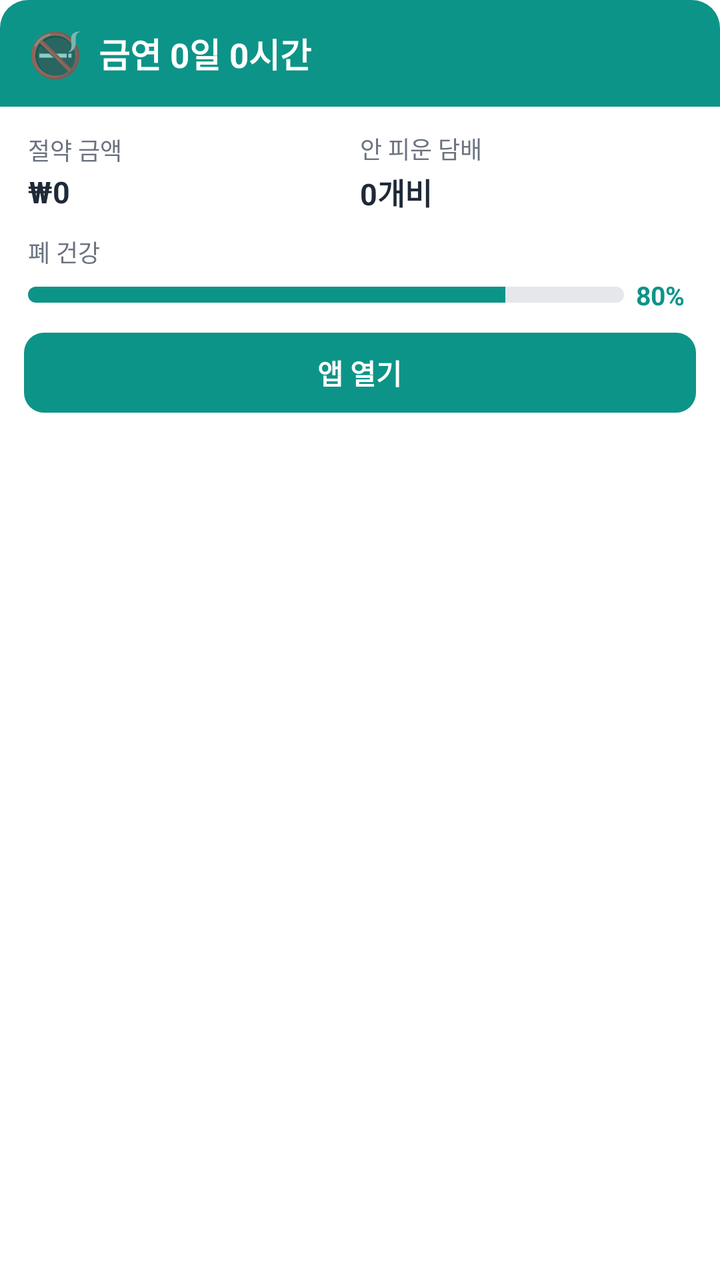
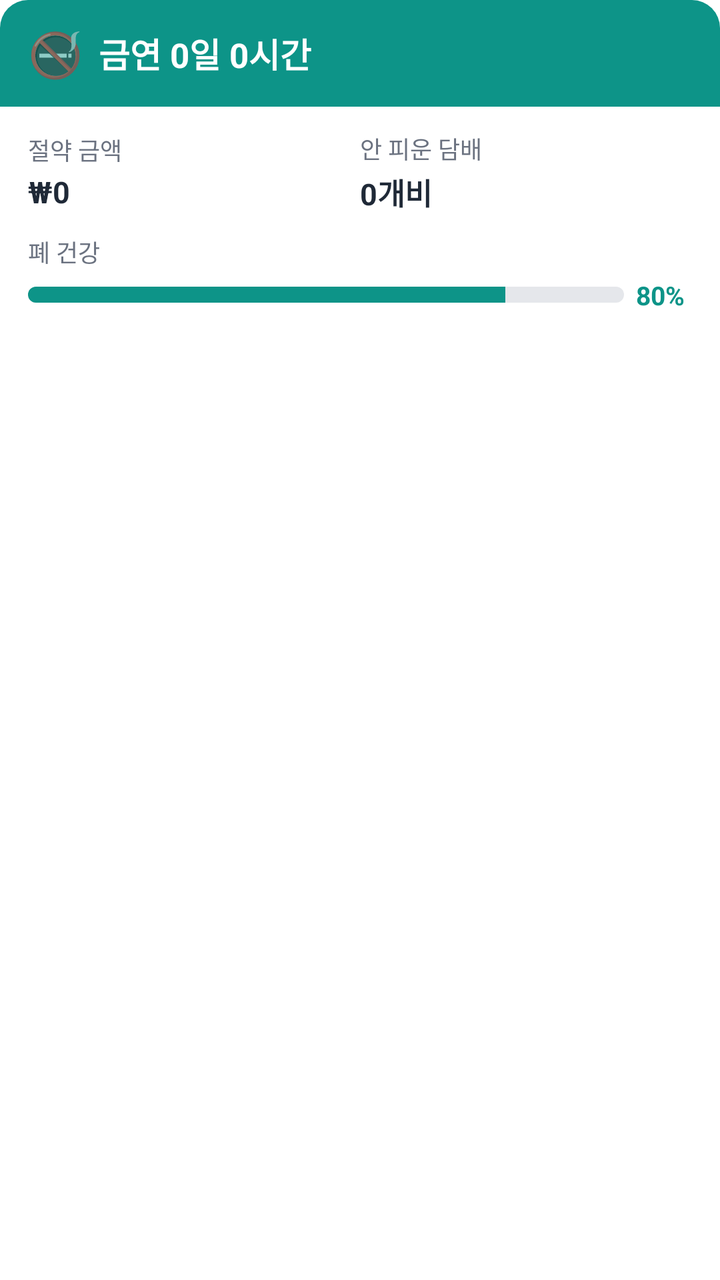

Before-and-after screenshots of an Android layout around one commit, followed by the original layout XML and the change that was made.
<!-- AndroidManifest.xml: fallback theme Theme.MaterialComponents.DayNight.NoActionBar -->
<!-- res/layout/widget_quittime.xml -->
<?xml version="1.0" encoding="utf-8"?>
<LinearLayout xmlns:android="http://schemas.android.com/apk/res/android"
    android:id="@+id/widget_quittime_root"
    android:layout_width="match_parent"
    android:layout_height="match_parent"
    android:orientation="vertical"
    android:background="@drawable/widget_background"
    android:padding="0dp">

    
    <LinearLayout
        android:layout_width="match_parent"
        android:layout_height="wrap_content"
        android:orientation="horizontal"
        android:background="@drawable/widget_header_bg"
        android:gravity="center_vertical"
        android:paddingStart="14dp"
        android:paddingEnd="14dp"
        android:paddingTop="12dp"
        android:paddingBottom="12dp">

        <TextView
            android:layout_width="wrap_content"
            android:layout_height="wrap_content"
            android:text="🚭"
            android:textSize="22sp" />

        <TextView
            android:id="@+id/widget_duration"
            android:layout_width="wrap_content"
            android:layout_height="wrap_content"
            android:layout_marginStart="8dp"
            android:text="금연 0일 0시간"
            android:textColor="#FFFFFF"
            android:textSize="17sp"
            android:textStyle="bold" />
    </LinearLayout>

    
    <LinearLayout
        android:layout_width="match_parent"
        android:layout_height="wrap_content"
        android:orientation="vertical"
        android:paddingStart="14dp"
        android:paddingEnd="14dp"
        android:paddingTop="12dp"
        android:paddingBottom="10dp">

        
        <LinearLayout
            android:layout_width="match_parent"
            android:layout_height="wrap_content"
            android:orientation="horizontal"
            android:gravity="center_vertical">

            <LinearLayout
                android:layout_width="0dp"
                android:layout_height="wrap_content"
                android:layout_weight="1"
                android:orientation="vertical">
                <TextView
                    android:layout_width="wrap_content"
                    android:layout_height="wrap_content"
                    android:text="절약 금액"
                    android:textColor="#6B7280"
                    android:textSize="12sp" />
                <TextView
                    android:id="@+id/widget_saved_money"
                    android:layout_width="wrap_content"
                    android:layout_height="wrap_content"
                    android:layout_marginTop="2dp"
                    android:text="₩0"
                    android:textColor="#1F2937"
                    android:textSize="15sp"
                    android:textStyle="bold" />
            </LinearLayout>

            <LinearLayout
                android:layout_width="0dp"
                android:layout_height="wrap_content"
                android:layout_weight="1"
                android:orientation="vertical">
                <TextView
                    android:layout_width="wrap_content"
                    android:layout_height="wrap_content"
                    android:text="안 피운 담배"
                    android:textColor="#6B7280"
                    android:textSize="12sp" />
                <TextView
                    android:id="@+id/widget_skipped_cigs"
                    android:layout_width="wrap_content"
                    android:layout_height="wrap_content"
                    android:layout_marginTop="2dp"
                    android:text="0개비"
                    android:textColor="#1F2937"
                    android:textSize="15sp"
                    android:textStyle="bold" />
            </LinearLayout>
        </LinearLayout>

        
        <LinearLayout
            android:layout_width="match_parent"
            android:layout_height="wrap_content"
            android:layout_marginTop="10dp"
            android:orientation="vertical">
            <TextView
                android:layout_width="wrap_content"
                android:layout_height="wrap_content"
                android:text="폐 건강"
                android:textColor="#6B7280"
                android:textSize="12sp" />
            <LinearLayout
                android:layout_width="match_parent"
                android:layout_height="wrap_content"
                android:layout_marginTop="4dp"
                android:gravity="center_vertical"
                android:orientation="horizontal">
                <ProgressBar
                    android:id="@+id/widget_lung_progress"
                    style="?android:attr/progressBarStyleHorizontal"
                    android:layout_width="0dp"
                    android:layout_height="8dp"
                    android:layout_weight="1"
                    android:max="100"
                    android:progress="80"
                    android:progressDrawable="@drawable/widget_progress_drawable" />
                <TextView
                    android:id="@+id/widget_lung_percent"
                    android:layout_width="wrap_content"
                    android:layout_height="wrap_content"
                    android:layout_marginStart="6dp"
                    android:minWidth="28dp"
                    android:text="80%"
                    android:textColor="#0D9488"
                    android:textSize="13sp"
                    android:textStyle="bold" />
            </LinearLayout>
        </LinearLayout>
    </LinearLayout>

    
    <FrameLayout
        android:id="@+id/widget_btn_open"
        android:layout_width="match_parent"
        android:layout_height="40dp"
        android:layout_marginStart="12dp"
        android:layout_marginEnd="12dp"
        android:layout_marginBottom="12dp"
        android:background="@drawable/widget_button_bg"
        android:clickable="true"
        android:focusable="true">
        <TextView
            android:layout_width="wrap_content"
            android:layout_height="wrap_content"
            android:layout_gravity="center"
            android:text="앱 열기"
            android:textColor="#FFFFFF"
            android:textSize="14sp"
            android:textStyle="bold" />
    </FrameLayout>
</LinearLayout>
<!-- resources referenced by this layout -->
<resources>
  <!-- drawable widget_background (drawable) -->
  <?xml version="1.0" encoding="utf-8"?>
  <shape xmlns:android="http://schemas.android.com/apk/res/android"
      android:shape="rectangle">
      <solid android:color="#FFFFFF" />
      <corners android:radius="16dp" />
  </shape>
  <!-- drawable widget_button_bg (drawable) -->
  <?xml version="1.0" encoding="utf-8"?>
  <shape xmlns:android="http://schemas.android.com/apk/res/android"
      android:shape="rectangle">
      <solid android:color="#0D9488" />
      <corners android:radius="10dp" />
  </shape>
  <!-- drawable widget_header_bg (drawable) -->
  <?xml version="1.0" encoding="utf-8"?>
  <shape xmlns:android="http://schemas.android.com/apk/res/android"
      android:shape="rectangle">
      <solid android:color="#0D9488" />
      <corners
          android:topLeftRadius="14dp"
          android:topRightRadius="14dp"
          android:bottomLeftRadius="0dp"
          android:bottomRightRadius="0dp" />
  </shape>
  <!-- drawable widget_progress_drawable (drawable) -->
  <?xml version="1.0" encoding="utf-8"?>
  <layer-list xmlns:android="http://schemas.android.com/apk/res/android">
      <item android:id="@android:id/background">
          <shape android:shape="rectangle">
              <solid android:color="#E5E7EB" />
              <corners android:radius="4dp" />
          </shape>
      </item>
      <item android:id="@android:id/progress">
          <clip>
              <shape android:shape="rectangle">
                  <solid android:color="#0D9488" />
                  <corners android:radius="4dp" />
              </shape>
          </clip>
      </item>
  </layer-list>
</resources>

<!-- the commit's change to res/layout/widget_quittime.xml (unified diff, before → after) -->
@@ -44,7 +44,7 @@
         android:paddingStart="14dp"
         android:paddingEnd="14dp"
         android:paddingTop="12dp"
-        android:paddingBottom="10dp">
+        android:paddingBottom="14dp">
 
         
         <LinearLayout
@@ -138,25 +138,4 @@
             </LinearLayout>
         </LinearLayout>
     </LinearLayout>
-
-    
-    <FrameLayout
-        android:id="@+id/widget_btn_open"
-        android:layout_width="match_parent"
-        android:layout_height="40dp"
-        android:layout_marginStart="12dp"
-        android:layout_marginEnd="12dp"
-        android:layout_marginBottom="12dp"
-        android:background="@drawable/widget_button_bg"
-        android:clickable="true"
-        android:focusable="true">
-        <TextView
-            android:layout_width="wrap_content"
-            android:layout_height="wrap_content"
-            android:layout_gravity="center"
-            android:text="앱 열기"
-            android:textColor="#FFFFFF"
-            android:textSize="14sp"
-            android:textStyle="bold" />
-    </FrameLayout>
 </LinearLayout>
<!-- resource entries referenced after the edit -->
@@ -6,13 +6,6 @@
       android:shape="rectangle">
       <solid android:color="#FFFFFF" />
       <corners android:radius="16dp" />
-  </shape>
-  <!-- drawable widget_button_bg (drawable) -->
-  <?xml version="1.0" encoding="utf-8"?>
-  <shape xmlns:android="http://schemas.android.com/apk/res/android"
-      android:shape="rectangle">
-      <solid android:color="#0D9488" />
-      <corners android:radius="10dp" />
   </shape>
   <!-- drawable widget_header_bg (drawable) -->
   <?xml version="1.0" encoding="utf-8"?>
